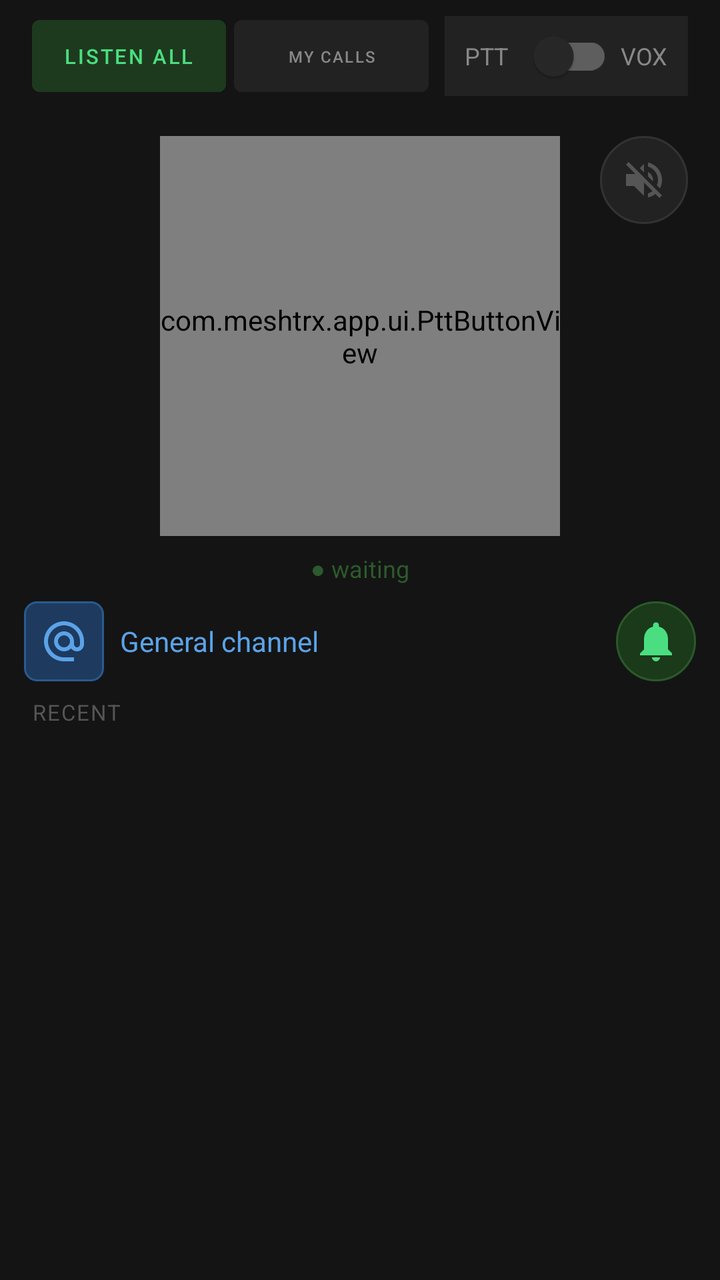
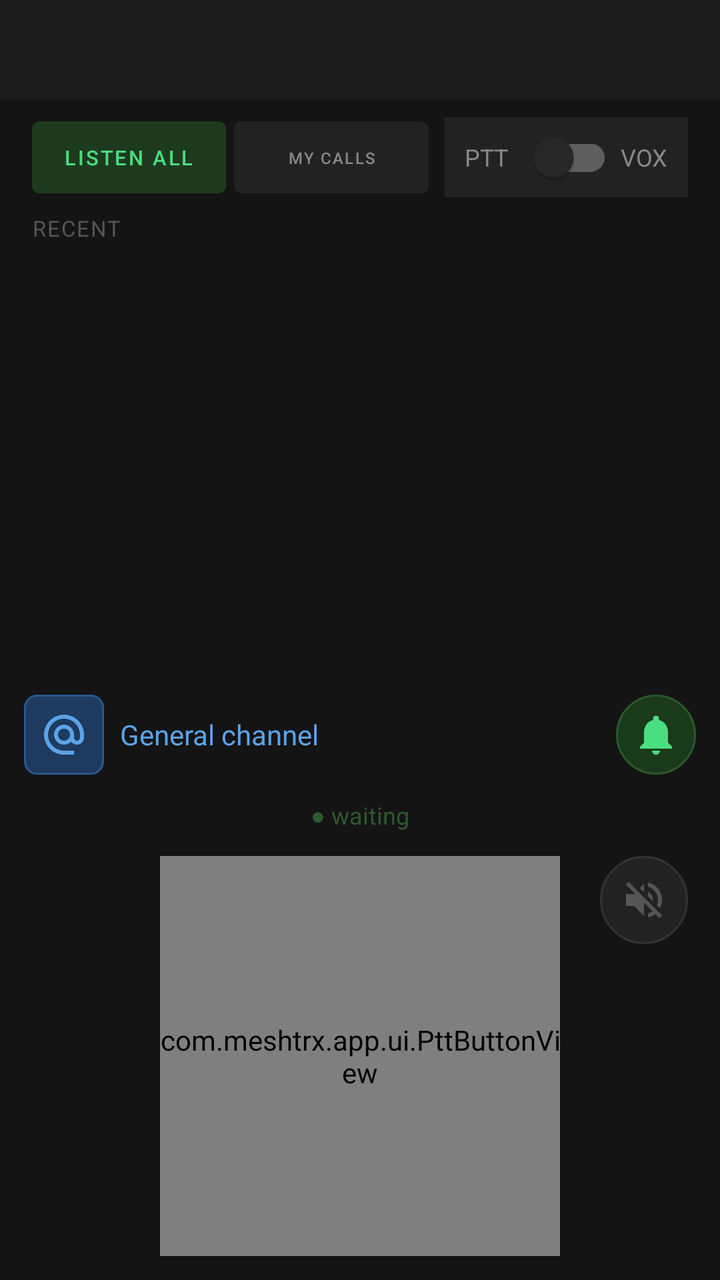

The first picture is an Android layout as it rendered before a commit; the second is the same layout after the commit. The layout source and the unified diff follow.
<!-- AndroidManifest.xml: application theme Theme.MeshTRX -->
<!-- res/layout/fragment_voice.xml -->
<?xml version="1.0" encoding="utf-8"?>
<LinearLayout xmlns:android="http://schemas.android.com/apk/res/android"
    xmlns:app="http://schemas.android.com/apk/res-auto"
    android:layout_width="match_parent"
    android:layout_height="match_parent"
    android:orientation="vertical"
    android:background="#141414">

    
    <LinearLayout
        android:layout_width="match_parent" android:layout_height="wrap_content"
        android:orientation="horizontal" android:gravity="center_vertical"
        android:paddingStart="16dp" android:paddingEnd="16dp"
        android:paddingTop="8dp" android:paddingBottom="8dp">

        
        <LinearLayout
            android:layout_width="0dp" android:layout_height="40dp"
            android:layout_weight="1"
            android:orientation="horizontal" android:gravity="center_vertical">
            <Button android:id="@+id/btnListenAll"
                android:layout_width="0dp" android:layout_height="36dp" android:layout_weight="1"
                android:text="@string/listen_all"
                android:textColor="#4ade80" android:backgroundTint="#1e3a1e"
                android:minHeight="0dp" android:insetTop="0dp" android:insetBottom="0dp"
                android:maxLines="1"
                app:autoSizeTextType="uniform"
                app:autoSizeMinTextSize="8sp"
                app:autoSizeMaxTextSize="12sp" />
            <Button android:id="@+id/btnListenMy"
                android:layout_width="0dp" android:layout_height="36dp" android:layout_weight="1"
                android:text="@string/listen_private"
                android:textColor="#888888" android:backgroundTint="#222222"
                android:layout_marginStart="4dp"
                android:minHeight="0dp" android:insetTop="0dp" android:insetBottom="0dp"
                android:maxLines="1"
                app:autoSizeTextType="uniform"
                app:autoSizeMinTextSize="8sp"
                app:autoSizeMaxTextSize="12sp" />
        </LinearLayout>

        
        <LinearLayout
            android:layout_width="wrap_content" android:layout_height="40dp"
            android:orientation="horizontal" android:gravity="center_vertical"
            android:background="#222222"
            android:paddingStart="10dp" android:paddingEnd="10dp"
            android:layout_marginStart="8dp">
            <TextView android:layout_width="wrap_content" android:layout_height="wrap_content"
                android:text="PTT" android:textSize="12sp" android:textColor="#888888" />
            <com.google.android.material.switchmaterial.SwitchMaterial
                android:id="@+id/switchVox"
                android:layout_width="wrap_content" android:layout_height="wrap_content"
                android:layout_marginStart="4dp" android:layout_marginEnd="4dp" />
            <TextView android:layout_width="wrap_content" android:layout_height="wrap_content"
                android:text="VOX" android:textSize="12sp" android:textColor="#888888" />
        </LinearLayout>
    </LinearLayout>

    
    <FrameLayout
        android:layout_width="match_parent"
        android:layout_height="wrap_content"
        android:layout_marginTop="12dp"
        android:layout_marginBottom="4dp">

        
        <LinearLayout
            android:id="@+id/layoutRxInfo"
            android:layout_width="wrap_content"
            android:layout_height="wrap_content"
            android:orientation="vertical"
            android:layout_gravity="start|top"
            android:layout_marginStart="8dp"
            android:background="@drawable/bubble_incoming"
            android:padding="8dp"
            android:visibility="gone">
            <TextView android:id="@+id/tvRxCallSign"
                android:layout_width="wrap_content" android:layout_height="wrap_content"
                android:textSize="13sp" android:textColor="#4ade80" />
            <TextView android:id="@+id/tvRxSignal"
                android:layout_width="wrap_content" android:layout_height="wrap_content"
                android:textSize="10sp" android:textColor="#888888"
                android:layout_marginTop="2dp" />
        </LinearLayout>

        <com.meshtrx.app.ui.PttButtonView
            android:id="@+id/pttButton"
            android:layout_width="200dp"
            android:layout_height="200dp"
            android:layout_gravity="center_horizontal" />

        <ImageButton android:id="@+id/btnSpeaker"
            android:layout_width="44dp"
            android:layout_height="44dp"
            android:src="@drawable/ic_speaker_off"
            android:background="@drawable/btn_circle_gray"
            android:scaleType="centerInside"
            android:contentDescription="@string/speaker"
            android:layout_gravity="end|top"
            android:layout_marginEnd="16dp" />
    </FrameLayout>

    
    <TextView android:id="@+id/tvVoxState"
        android:layout_width="wrap_content" android:layout_height="wrap_content"
        android:layout_gravity="center_horizontal"
        android:textSize="12sp" android:textColor="#ff6b6b"
        android:visibility="gone" />

    
    <TextView android:id="@+id/tvStatusLine"
        android:layout_width="wrap_content" android:layout_height="wrap_content"
        android:layout_gravity="center_horizontal"
        android:text="@string/status_waiting" android:textSize="12sp" android:textColor="#2d5a2d"
        android:paddingStart="12dp" android:paddingEnd="12dp"
        android:paddingTop="4dp" android:paddingBottom="4dp"
        android:layout_marginBottom="4dp" />

    
    <LinearLayout
        android:layout_width="match_parent" android:layout_height="wrap_content"
        android:orientation="horizontal"
        android:gravity="center_vertical"
        android:paddingStart="12dp" android:paddingEnd="12dp"
        android:layout_marginBottom="8dp">

        
        <ImageButton android:id="@+id/btnSelectTarget"
            android:layout_width="40dp" android:layout_height="40dp"
            android:src="@drawable/ic_at"
            android:background="@drawable/btn_blue"
            android:scaleType="centerInside"
            android:contentDescription="@string/callsign"
            android:enabled="false" />

        
        <LinearLayout android:id="@+id/layoutTargetInfo"
            android:layout_width="0dp" android:layout_height="wrap_content"
            android:layout_weight="1"
            android:orientation="vertical"
            android:layout_marginStart="8dp" android:layout_marginEnd="8dp">
            <TextView android:id="@+id/tvTargetName"
                android:layout_width="wrap_content" android:layout_height="wrap_content"
                android:text="@string/general_channel"
                android:textSize="14sp" android:textColor="#5ba3e8" />
            <TextView android:id="@+id/tvTargetSignal"
                android:layout_width="wrap_content" android:layout_height="wrap_content"
                android:textSize="10sp" android:textColor="#888888"
                android:visibility="gone" />
        </LinearLayout>

        
        <TextView android:id="@+id/tvDeliveryStatus"
            android:layout_width="wrap_content" android:layout_height="wrap_content"
            android:textSize="11sp" android:textColor="#555555"
            android:visibility="gone"
            android:layout_marginEnd="8dp" />

        
        <ImageButton android:id="@+id/btnCall"
            android:layout_width="40dp" android:layout_height="40dp"
            android:src="@drawable/ic_call"
            android:background="@drawable/btn_circle_green"
            android:scaleType="centerInside"
            android:contentDescription="Call"
            android:enabled="false" />
    </LinearLayout>

    
    <TextView
        android:layout_width="wrap_content" android:layout_height="wrap_content"
        android:text="@string/recent" android:textSize="11sp" android:textColor="#555555"
        android:letterSpacing="0.06"
        android:paddingStart="16dp" android:layout_marginBottom="4dp" />

    <androidx.recyclerview.widget.RecyclerView
        android:id="@+id/rvRecentCalls"
        android:layout_width="match_parent"
        android:layout_height="0dp"
        android:layout_weight="1"
        android:paddingStart="16dp" android:paddingEnd="16dp"
        android:clipToPadding="false" />

</LinearLayout>
<!-- resources referenced by this layout -->
<resources>
  <!-- drawable btn_blue (drawable) -->
  <?xml version="1.0" encoding="utf-8"?>
  <shape xmlns:android="http://schemas.android.com/apk/res/android"
      android:shape="rectangle">
      <solid android:color="#1e3a5f" />
      <stroke android:width="1dp" android:color="#2a5a8f" />
      <corners android:radius="6dp" />
  </shape>
  <!-- drawable btn_circle_gray (drawable) -->
  <?xml version="1.0" encoding="utf-8"?>
  <shape xmlns:android="http://schemas.android.com/apk/res/android"
      android:shape="oval">
      <solid android:color="#222222" />
      <stroke android:width="1dp" android:color="#333333" />
  </shape>
  <!-- drawable btn_circle_green (drawable) -->
  <?xml version="1.0" encoding="utf-8"?>
  <shape xmlns:android="http://schemas.android.com/apk/res/android"
      android:shape="oval">
      <solid android:color="#1a3a1a" />
      <stroke android:width="1dp" android:color="#2a5a2a" />
  </shape>
  <!-- drawable bubble_incoming (drawable) -->
  <?xml version="1.0" encoding="utf-8"?>
  <shape xmlns:android="http://schemas.android.com/apk/res/android"
      android:shape="rectangle">
      <solid android:color="#2a2a2a" />
      <corners
          android:topLeftRadius="4dp"
          android:topRightRadius="12dp"
          android:bottomLeftRadius="12dp"
          android:bottomRightRadius="12dp" />
  </shape>
  <!-- drawable ic_at (drawable) -->
  <?xml version="1.0" encoding="utf-8"?>
  <vector xmlns:android="http://schemas.android.com/apk/res/android"
      android:width="24dp"
      android:height="24dp"
      android:viewportWidth="24"
      android:viewportHeight="24">
      <path
          android:fillColor="#5ba3e8"
          android:pathData="M12,2C6.48,2 2,6.48 2,12s4.48,10 10,10h5v-2h-5c-4.34,0 -8,-3.66 -8,-8s3.66,-8 8,-8 8,3.66 8,8v1.43c0,0.79 -0.71,1.57 -1.5,1.57s-1.5,-0.78 -1.5,-1.57V12c0,-2.76 -2.24,-5 -5,-5s-5,2.24 -5,5 2.24,5 5,5c1.38,0 2.64,-0.56 3.54,-1.47 0.65,0.89 1.77,1.47 2.96,1.47 1.97,0 3.5,-1.6 3.5,-3.57V12c0,-5.52 -4.48,-10 -10,-10zM12,15c-1.66,0 -3,-1.34 -3,-3s1.34,-3 3,-3 3,1.34 3,3 -1.34,3 -3,3z" />
  </vector>
  <!-- drawable ic_call (drawable) -->
  <vector xmlns:android="http://schemas.android.com/apk/res/android"
      android:width="24dp"
      android:height="24dp"
      android:viewportWidth="24"
      android:viewportHeight="24">
      <path
          android:fillColor="#4ade80"
          android:pathData="M12,22c1.1,0 2,-0.9 2,-2h-4c0,1.1 0.89,2 2,2zM18,16v-5c0,-3.07 -1.64,-5.64 -4.5,-6.32V4c0,-0.83 -0.67,-1.5 -1.5,-1.5S10.5,3.17 10.5,4v0.68C7.63,5.36 6,7.92 6,11v5l-2,2v1h16v-1l-2,-2z"/>
  </vector>
  <string name="callsign">Callsign</string>
  <string name="general_channel">General channel</string>
  <string name="listen_all">Listen all</string>
  <string name="listen_private">My calls only</string>
  <string name="recent">RECENT</string>
  <string name="speaker">Speaker</string>
  <string name="status_waiting">● waiting</string>
  <style name="Theme.MeshTRX" parent="Theme.MaterialComponents.NoActionBar">
          <item name="colorPrimary">#4ade80</item>
          <item name="colorPrimaryVariant">#2d5a2d</item>
          <item name="colorOnPrimary">#141414</item>
          <item name="colorSecondary">#5ba3e8</item>
          <item name="colorOnSecondary">#141414</item>
          <item name="android:windowBackground">#141414</item>
          <item name="android:statusBarColor">#141414</item>
          <item name="android:navigationBarColor">#111111</item>
          <item name="android:windowLightStatusBar">false</item>
      </style>
  <!-- unchanged entries left out for length: 1 -->
</resources>

<!-- the commit's change to res/layout/fragment_voice.xml (unified diff, before → after) -->
@@ -5,6 +5,27 @@
     android:layout_height="match_parent"
     android:orientation="vertical"
     android:background="#141414">
+
+    
+    <LinearLayout
+        android:id="@+id/layoutNodeSummary"
+        android:layout_width="match_parent" android:layout_height="wrap_content"
+        android:orientation="vertical"
+        android:background="#1a1a1a"
+        android:paddingStart="16dp" android:paddingEnd="16dp"
+        android:paddingTop="8dp" android:paddingBottom="8dp">
+
+        <TextView android:id="@+id/tvSummaryNetwork"
+            android:layout_width="match_parent" android:layout_height="wrap_content"
+            android:textSize="12sp" android:textColor="#aaaaaa"
+            android:maxLines="1" android:ellipsize="end" />
+
+        <TextView android:id="@+id/tvSummaryLast"
+            android:layout_width="match_parent" android:layout_height="wrap_content"
+            android:textSize="12sp" android:textColor="#888888"
+            android:layout_marginTop="2dp"
+            android:maxLines="1" android:ellipsize="end" />
+    </LinearLayout>
 
     
     <LinearLayout
@@ -58,11 +79,91 @@
     </LinearLayout>
 
     
+    <TextView
+        android:layout_width="wrap_content" android:layout_height="wrap_content"
+        android:text="@string/recent" android:textSize="11sp" android:textColor="#555555"
+        android:letterSpacing="0.06"
+        android:paddingStart="16dp" android:layout_marginBottom="4dp" />
+
+    <androidx.recyclerview.widget.RecyclerView
+        android:id="@+id/rvRecentCalls"
+        android:layout_width="match_parent"
+        android:layout_height="0dp"
+        android:layout_weight="1"
+        android:paddingStart="16dp" android:paddingEnd="16dp"
+        android:clipToPadding="false" />
+
+    
+    <LinearLayout
+        android:layout_width="match_parent" android:layout_height="wrap_content"
+        android:orientation="horizontal"
+        android:gravity="center_vertical"
+        android:paddingStart="12dp" android:paddingEnd="12dp"
+        android:layout_marginBottom="8dp">
+
+        
+        <ImageButton android:id="@+id/btnSelectTarget"
+            android:layout_width="40dp" android:layout_height="40dp"
+            android:src="@drawable/ic_at"
+            android:background="@drawable/btn_blue"
+            android:scaleType="centerInside"
+            android:contentDescription="@string/callsign"
+            android:enabled="false" />
+
+        
+        <LinearLayout android:id="@+id/layoutTargetInfo"
+            android:layout_width="0dp" android:layout_height="wrap_content"
+            android:layout_weight="1"
+            android:orientation="vertical"
+            android:layout_marginStart="8dp" android:layout_marginEnd="8dp">
+            <TextView android:id="@+id/tvTargetName"
+                android:layout_width="wrap_content" android:layout_height="wrap_content"
+                android:text="@string/general_channel"
+                android:textSize="14sp" android:textColor="#5ba3e8" />
+            <TextView android:id="@+id/tvTargetSignal"
+                android:layout_width="wrap_content" android:layout_height="wrap_content"
+                android:textSize="10sp" android:textColor="#888888"
+                android:visibility="gone" />
+        </LinearLayout>
+
+        
+        <TextView android:id="@+id/tvDeliveryStatus"
+            android:layout_width="wrap_content" android:layout_height="wrap_content"
+            android:textSize="11sp" android:textColor="#555555"
+            android:visibility="gone"
+            android:layout_marginEnd="8dp" />
+
+        
+        <ImageButton android:id="@+id/btnCall"
+            android:layout_width="40dp" android:layout_height="40dp"
+            android:src="@drawable/ic_call"
+            android:background="@drawable/btn_circle_green"
+            android:scaleType="centerInside"
+            android:contentDescription="Call"
+            android:enabled="false" />
+    </LinearLayout>
+    
+    <TextView android:id="@+id/tvVoxState"
+        android:layout_width="wrap_content" android:layout_height="wrap_content"
+        android:layout_gravity="center_horizontal"
+        android:textSize="12sp" android:textColor="#ff6b6b"
+        android:visibility="gone" />
+
+    
+    <TextView android:id="@+id/tvStatusLine"
+        android:layout_width="wrap_content" android:layout_height="wrap_content"
+        android:layout_gravity="center_horizontal"
+        android:text="@string/status_waiting" android:textSize="12sp" android:textColor="#2d5a2d"
+        android:paddingStart="12dp" android:paddingEnd="12dp"
+        android:paddingTop="4dp" android:paddingBottom="4dp"
+        android:layout_marginBottom="4dp" />
+
+    
     <FrameLayout
         android:layout_width="match_parent"
         android:layout_height="wrap_content"
-        android:layout_marginTop="12dp"
-        android:layout_marginBottom="4dp">
+        android:layout_marginTop="4dp"
+        android:layout_marginBottom="12dp">
 
         
         <LinearLayout
@@ -101,85 +202,6 @@
             android:layout_marginEnd="16dp" />
     </FrameLayout>
 
-    
-    <TextView android:id="@+id/tvVoxState"
-        android:layout_width="wrap_content" android:layout_height="wrap_content"
-        android:layout_gravity="center_horizontal"
-        android:textSize="12sp" android:textColor="#ff6b6b"
-        android:visibility="gone" />
-
-    
-    <TextView android:id="@+id/tvStatusLine"
-        android:layout_width="wrap_content" android:layout_height="wrap_content"
-        android:layout_gravity="center_horizontal"
-        android:text="@string/status_waiting" android:textSize="12sp" android:textColor="#2d5a2d"
-        android:paddingStart="12dp" android:paddingEnd="12dp"
-        android:paddingTop="4dp" android:paddingBottom="4dp"
-        android:layout_marginBottom="4dp" />
-
-    
-    <LinearLayout
-        android:layout_width="match_parent" android:layout_height="wrap_content"
-        android:orientation="horizontal"
-        android:gravity="center_vertical"
-        android:paddingStart="12dp" android:paddingEnd="12dp"
-        android:layout_marginBottom="8dp">
-
-        
-        <ImageButton android:id="@+id/btnSelectTarget"
-            android:layout_width="40dp" android:layout_height="40dp"
-            android:src="@drawable/ic_at"
-            android:background="@drawable/btn_blue"
-            android:scaleType="centerInside"
-            android:contentDescription="@string/callsign"
-            android:enabled="false" />
-
-        
-        <LinearLayout android:id="@+id/layoutTargetInfo"
-            android:layout_width="0dp" android:layout_height="wrap_content"
-            android:layout_weight="1"
-            android:orientation="vertical"
-            android:layout_marginStart="8dp" android:layout_marginEnd="8dp">
-            <TextView android:id="@+id/tvTargetName"
-                android:layout_width="wrap_content" android:layout_height="wrap_content"
-                android:text="@string/general_channel"
-                android:textSize="14sp" android:textColor="#5ba3e8" />
-            <TextView android:id="@+id/tvTargetSignal"
-                android:layout_width="wrap_content" android:layout_height="wrap_content"
-                android:textSize="10sp" android:textColor="#888888"
-                android:visibility="gone" />
-        </LinearLayout>
-
-        
-        <TextView android:id="@+id/tvDeliveryStatus"
-            android:layout_width="wrap_content" android:layout_height="wrap_content"
-            android:textSize="11sp" android:textColor="#555555"
-            android:visibility="gone"
-            android:layout_marginEnd="8dp" />
-
-        
-        <ImageButton android:id="@+id/btnCall"
-            android:layout_width="40dp" android:layout_height="40dp"
-            android:src="@drawable/ic_call"
-            android:background="@drawable/btn_circle_green"
-            android:scaleType="centerInside"
-            android:contentDescription="Call"
-            android:enabled="false" />
-    </LinearLayout>
-
-    
-    <TextView
-        android:layout_width="wrap_content" android:layout_height="wrap_content"
-        android:text="@string/recent" android:textSize="11sp" android:textColor="#555555"
-        android:letterSpacing="0.06"
-        android:paddingStart="16dp" android:layout_marginBottom="4dp" />
-
-    <androidx.recyclerview.widget.RecyclerView
-        android:id="@+id/rvRecentCalls"
-        android:layout_width="match_parent"
-        android:layout_height="0dp"
-        android:layout_weight="1"
-        android:paddingStart="16dp" android:paddingEnd="16dp"
-        android:clipToPadding="false" />
+
 
 </LinearLayout>
